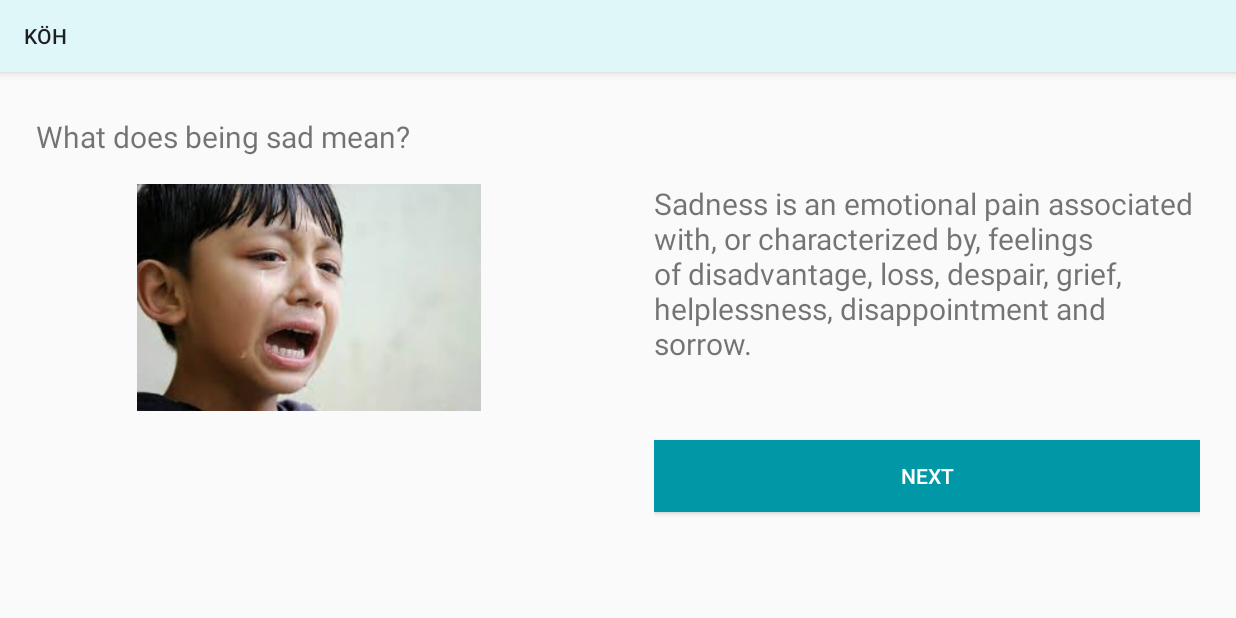
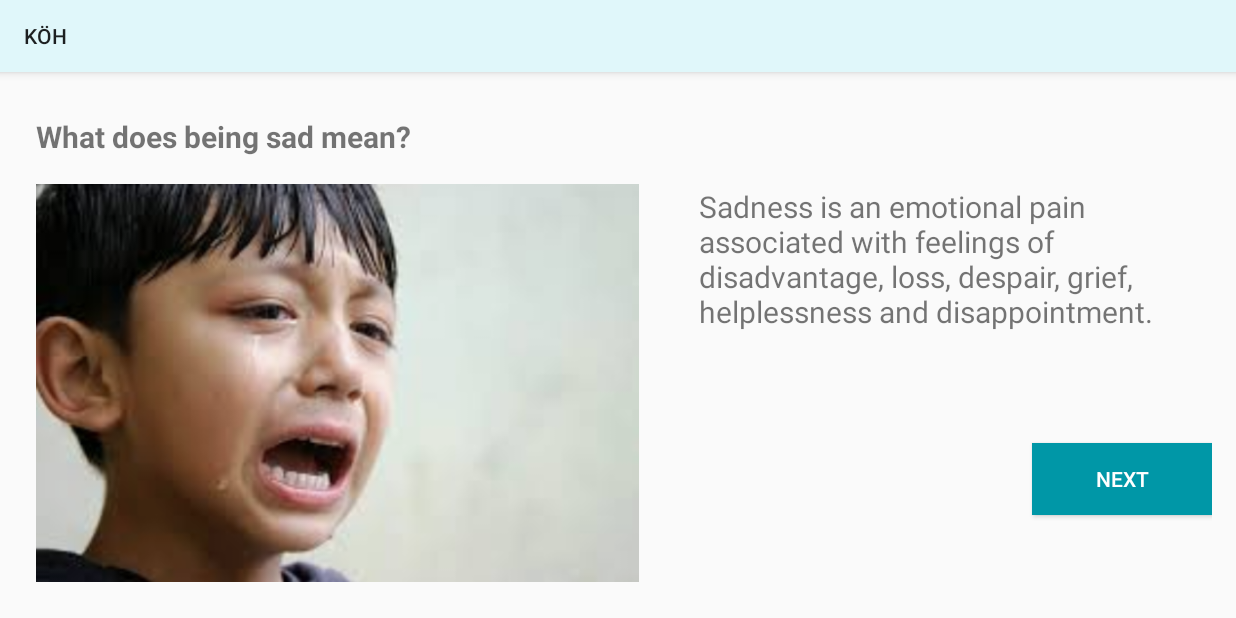
Before and after one commit to ashleynguyen27/koh, an Android app: the EmotionsActivity screen opened directly, with no data from a screen before it, after a tap on "SAD", on a phone screen of 824 x 412 dp (held sideways). Run offline under Robolectric (Android 15) with nearby library versions, the phone set to English and light mode, and no system bars.

Commit message:
centered and enlarged video; enmade text fully display

```diff
--- a/app/src/main/res/layout-land/activity_congrats.xml
+++ b/app/src/main/res/layout-land/activity_congrats.xml
@@ -42,14 +42,17 @@
                 android:layout_width="wrap_content"
                 android:layout_height="wrap_content"
                 android:layout_weight="1"
+                android:background="@color/colorPrimaryDark"
                 android:onClick="moreGames"
-                android:text="play more games" />
+                android:text="play more games"
+                android:textColor="@color/white" />
 
             <Button
                 android:id="@+id/button8"
                 android:layout_width="wrap_content"
                 android:layout_height="wrap_content"
                 android:layout_weight="1"
+                android:background="@color/colorPrimary"
                 android:onClick="backToHome"
                 android:text="back to home" />
         </LinearLayout>
--- a/app/src/main/res/layout-land/activity_emotion_def.xml
+++ b/app/src/main/res/layout-land/activity_emotion_def.xml
@@ -8,7 +8,7 @@
     tools:ignore="MissingDefaultResource">
 
     <LinearLayout
-        android:layout_width="match_parent"
+        android:layout_width="900dp"
         android:layout_height="match_parent"
         android:layout_weight="1"
         android:orientation="vertical"
@@ -18,16 +18,17 @@
             android:id="@+id/header"
             android:layout_width="match_parent"
             android:layout_height="30dp"
+            android:layout_gravity="center_horizontal"
             android:layout_marginTop="5dp"
-            android:layout_gravity="center_horizontal"
             android:text="What does being blank mean?"
-            android:textSize="20dp" />
+            android:textSize="20dp"
+            android:textStyle="bold" />
 
         <ImageView
             android:id="@+id/pic"
             android:layout_width="match_parent"
-            android:layout_marginTop="15dp"
-            android:layout_height="151dp"/>
+            android:layout_height="wrap_content"
+            android:layout_marginTop="15dp" />
     </LinearLayout>
 
     <LinearLayout
@@ -35,24 +36,26 @@
         android:layout_height="match_parent"
         android:layout_weight="1"
         android:orientation="vertical"
-        android:padding="24dp">
+        android:padding="16dp"
+        android:paddingLeft="0dp">
+
         <TextView
             android:id="@+id/definition"
             android:layout_width="match_parent"
             android:layout_height="151dp"
-            android:layout_marginTop="50dp"
+            android:layout_marginTop="60dp"
             android:text="blank"
             android:textSize="20dp" />
 
 
-
         <Button
             android:id="@+id/next_button"
-            android:layout_width="match_parent"
+            android:layout_width="120dp"
             android:layout_height="wrap_content"
+            android:layout_gravity="bottom|right"
             android:layout_marginTop="20dp"
             android:background="@color/colorPrimaryDark"
             android:text="NEXT"
-            android:textColor="@color/white"/>
+            android:textColor="@color/white" />
     </LinearLayout>
 </LinearLayout>
--- a/app/src/main/res/layout-land/activity_emotions.xml
+++ b/app/src/main/res/layout-land/activity_emotions.xml
@@ -11,10 +11,11 @@
         android:id="@+id/header"
         android:layout_width="wrap_content"
         android:layout_height="25dp"
-        android:layout_margin="16dp"
+        android:layout_margin="24dp"
         android:layout_marginStart="16dp"
-        android:text="Select an emotion"
+        android:text="Which emotion do you want to learn about? "
         android:textSize="20dp"
+        android:textStyle="bold"
         app:layout_constraintStart_toStartOf="parent"
         app:layout_constraintTop_toTopOf="parent" />
     tools:layout_editor_absoluteX="16dp"
--- a/app/src/main/res/layout-land/activity_game1.xml
+++ b/app/src/main/res/layout-land/activity_game1.xml
@@ -17,7 +17,8 @@
              android:layout_width="match_parent"
              android:layout_height="wrap_content"
              android:text="Which image represents happiness?"
-             android:textSize="16sp" />
+             android:textSize="16sp"
+             android:textStyle="bold" />
          <LinearLayout
             android:layout_width="match_parent"
             android:layout_height="wrap_content"
--- a/app/src/main/res/layout-land/activity_game2.xml
+++ b/app/src/main/res/layout-land/activity_game2.xml
@@ -16,7 +16,9 @@
             android:id="@+id/prompt2"
             android:layout_width="match_parent"
             android:layout_height="wrap_content"
-            android:text="Which image represents happiness?" />
+            android:text="Which image represents happiness?"
+            android:textSize="16sp"
+            android:textStyle="bold" />
 
         <LinearLayout
             android:layout_width="match_parent"
--- a/app/src/main/res/layout-land/activity_game3.xml
+++ b/app/src/main/res/layout-land/activity_game3.xml
@@ -16,7 +16,9 @@
             android:id="@+id/prompt3"
             android:layout_width="match_parent"
             android:layout_height="wrap_content"
-            android:text="Which image represents happiness?" />
+            android:text="Which image represents happiness?"
+            android:textSize="16sp"
+            android:textStyle="bold" />
 
         <LinearLayout
             android:layout_width="match_parent"
--- a/app/src/main/res/values/colors.xml
+++ b/app/src/main/res/values/colors.xml
@@ -2,7 +2,7 @@
 <resources>
 
     <!--colors of the splash page-->
-    <color name="colorPrimary">#E0F7FA</color>
+    <color name="colorPrimary">#e0f7fa</color>
     <color name="colorPrimaryDark">#0097a7</color>
     <color name="colorAccent">#455A64</color>
 
--- a/app/src/main/res/values/strings.xml
+++ b/app/src/main/res/values/strings.xml
@@ -24,7 +24,7 @@
     <string name="angry_scenario3">You don\'t like something</string>
     <string name="angry_pair">sad</string>
 
-    <string name="sad_def">Sadness is an emotional pain associated with, or characterized by, feelings of disadvantage, loss, despair, grief, helplessness, disappointment and sorrow.</string>
+    <string name="sad_def">Sadness is an emotional pain associated with feelings of disadvantage, loss, despair, grief, helplessness and disappointment.</string>
     <string name="sad_des">The video shows what sadness looks like </string>
     <string name="sad_scenario1">Your chest feels heavy</string>
     <string name="sad_scenario2">You may feel like crying</string>
```
Also changed, not shown: app/src/main/res/layout-land/activity_emotion_pics.xml (+35 -29 lines), app/src/main/res/layout-land/activity_emotion_vid.xml (+37 -39 lines).
